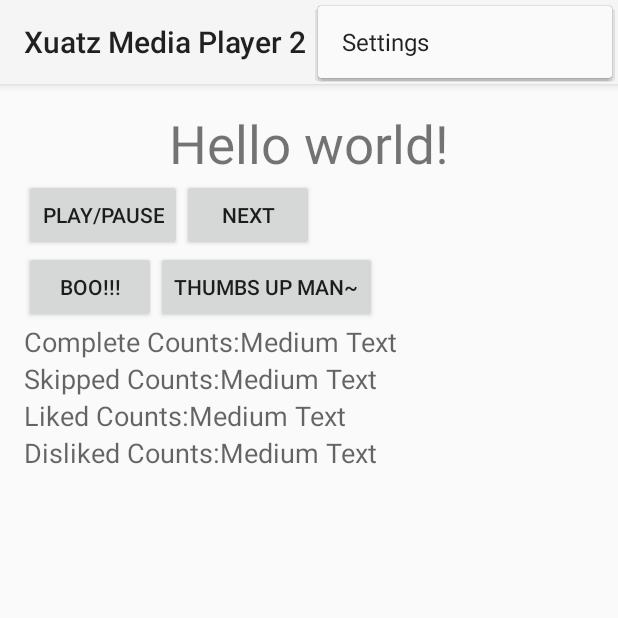
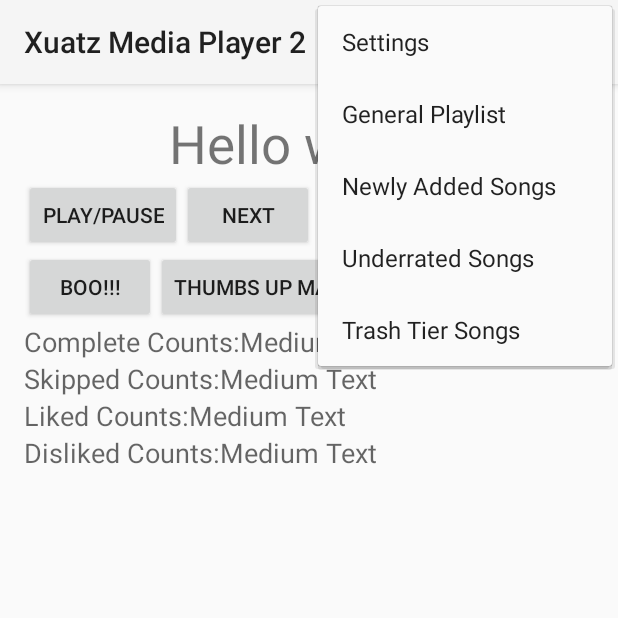
Before and after one commit to xuatz/XMPv2, an Android app: the screen it shows after launch (MainActivity), with the options menu open, on a phone screen of 412 x 824 dp, the top half of it. Run offline under Robolectric (Android 15) with nearby library versions, the phone set to English and light mode, and no system bars; libraries missing offline, so code that uses them is left out: hirondelle.date4j, io.realm; 9 statements that could not run were skipped.

Commit message:
- added migration steps for v0 -> v1 schema - reworked songs stats tabulation - added different session in menu

```diff
--- a/app/src/main/java/com/xuatzsolutions/xuatzmediaplayer2/HelperClasses/MySongManager.java
+++ b/app/src/main/java/com/xuatzsolutions/xuatzmediaplayer2/HelperClasses/MySongManager.java
@@ -6,6 +6,8 @@ import android.database.Cursor;
 import android.provider.MediaStore;
 import android.util.Log;
 
+import com.xuatzsolutions.xuatzmediaplayer2.MainActivity;
+import com.xuatzsolutions.xuatzmediaplayer2.Models.Migration;
 import com.xuatzsolutions.xuatzmediaplayer2.Models.Track;
 
 import io.realm.Realm;
@@ -34,7 +36,7 @@ public class MySongManager {
     public static void updateLibrary(Context context) {
         Log.d(TAG, "updateLibrary() start");
 
-        Realm realm = Realm.getInstance(context);
+        Realm realm = Realm.getInstance(Migration.getConfig(context));
 
         //songs = new HashMap<String, Track>();
 
--- a/app/src/main/java/com/xuatzsolutions/xuatzmediaplayer2/MainActivity.java
+++ b/app/src/main/java/com/xuatzsolutions/xuatzmediaplayer2/MainActivity.java
@@ -20,11 +20,16 @@ import android.widget.TextView;
 import android.widget.Toast;
 
 import com.xuatzsolutions.xuatzmediaplayer2.HelperClasses.MySongManager;
+import com.xuatzsolutions.xuatzmediaplayer2.Models.Migration;
 import com.xuatzsolutions.xuatzmediaplayer2.Models.Track;
 import com.xuatzsolutions.xuatzmediaplayer2.Models.TrackStats;
 import com.xuatzsolutions.xuatzmediaplayer2.Services.MediaPlayerService;
 
+import java.util.Calendar;
+
+import hirondelle.date4j.DateTime;
 import io.realm.Realm;
+import io.realm.RealmConfiguration;
 import io.realm.RealmResults;
 
 public class MainActivity extends Activity {
@@ -48,10 +53,8 @@ public class MainActivity extends Activity {
     private TextView tvCurrentTrackTitle;
     private TextView tvCurrentTrackComCount;
     private TextView tvCurrentTrackSkipCount;
-    private TextView tvCurrentTrackSelectCount;
     private TextView tvCurrentTrackLikeCount;
     private TextView tvCurrentTrackDislikeCount;
-
 
     private Button btnPlayPause;
     private Button btnNext;
@@ -64,7 +67,9 @@ public class MainActivity extends Activity {
         super.onCreate(savedInstanceState);
         setContentView(R.layout.activity_main);
 
-        realm = Realm.getInstance(MainActivity.this);
+        realm = Realm.getInstance(Migration.getConfig(this)); // Automatically run migration if needed
+
+        //=====================================
 
         tvCurrentTrackTitle = (TextView) findViewById(R.id.tv_current_song_title);
         tvCurrentTrackComCount = (TextView) findViewById(R.id.tvCurrentTrackComCount);
@@ -295,16 +300,26 @@ public class MainActivity extends Activity {
         // as you specify a parent activity in AndroidManifest.xml.
         int id = item.getItemId();
 
-        //noinspection SimplifiableIfStatement
-        if (id == R.id.action_settings) {
-            return true;
+
+        switch (id) {
+            case R.id.action_settings:
+                //noinspection SimplifiableIfStatement
+                return true;
+            case R.id.action_general:
+                mService.startSession();
+                return true;
+            case R.id.action_newly_added_songs:
+                return true;
+            case R.id.action_underrated:
+                return true;
+            case R.id.action_trash_tier:
+                return true;
         }
 
         return super.onOptionsItemSelected(item);
     }
 
-    private class PopulateSongLibrary extends AsyncTask<Void, Void, Void> {
-
+    public class PopulateSongLibrary extends AsyncTask<Void, Void, Void> {
 
         private ProgressDialog progressDialog;
 
@@ -316,6 +331,48 @@ public class MainActivity extends Activity {
 
             RealmResults<Track> res = realm.where(Track.class).findAll();
 
+            if (!res.isEmpty()) {
+                boolean rebuildStats;
+
+                if (res.first().getStatsUpdatedAt() == null || res.first().getStatsUpdatedAt().isEmpty()) {
+                    rebuildStats = true;
+                } else {
+                    DateTime now = DateTime.now(Calendar.getInstance().getTimeZone());
+                    DateTime lastUpdated = new DateTime(res.first().getStatsUpdatedAt());
+
+                    rebuildStats = now.numSecondsFrom(lastUpdated) > 8000;
+                }
+
+                if (rebuildStats) {
+                    for(int x = 0; x<res.size(); x++) {
+                        Track t = res.get(x);
+
+                        RealmResults<TrackStats> statsRes =
+                                realm.where(TrackStats.class)
+                                        .equalTo("title", t.getTitle())
+                                        .findAll();
+
+                        if (!statsRes.isEmpty()) {
+                            //res.where().equalTo("type", TrackStats.SONG_SELECTED) //TODO not implemented yet
+                            int completedCount = statsRes.where().equalTo("type", TrackStats.SONG_COMPLETED).findAll().size();
+                            int skippedCount = statsRes.where().equalTo("type", TrackStats.SONG_SKIPPED).findAll().size();
+                            int likedCount = statsRes.where().equalTo("type", TrackStats.SONG_LIKED).findAll().size();
+                            int dislikedCount = statsRes.where().equalTo("type", TrackStats.SONG_DISLIKED).findAll().size();
+
+                            realm.beginTransaction();
+
+                            t.setCompletedCount(completedCount);
+                            t.setSkippedCount(skippedCount);
+                            t.setLikedCount(likedCount);
+                            t.setDislikedCount(dislikedCount);
+
+                            t.setStatsUpdatedAt(DateTime.now(Calendar.getInstance().getTimeZone()).toString());
+
+                            realm.commitTransaction();
+                        }
+                    }
+                }
+            }
             if (res.size() == 0) {
                 isLibEmpty = true;
 
--- a/app/src/main/res/menu/menu_main.xml
+++ b/app/src/main/res/menu/menu_main.xml
@@ -2,4 +2,20 @@
     xmlns:tools="http://schemas.android.com/tools" tools:context=".MainActivity">
     <item android:id="@+id/action_settings" android:title="@string/action_settings"
         android:orderInCategory="100" android:showAsAction="never" />
+    <item
+        android:id="@+id/action_general"
+        android:title="General Playlist"
+        android:orderInCategory="101" android:showAsAction="never" />
+    <item
+        android:id="@+id/action_newly_added_songs"
+        android:title="Newly Added Songs"
+        android:orderInCategory="101" android:showAsAction="never" />
+    <item
+        android:id="@+id/action_underrated"
+        android:title="Underrated Songs"
+        android:orderInCategory="101" android:showAsAction="never" />
+    <item
+        android:id="@+id/action_trash_tier"
+        android:title="Trash Tier Songs"
+        android:orderInCategory="101" android:showAsAction="never" />
 </menu>
```
Also changed, not shown: app/src/main/java/com/xuatzsolutions/xuatzmediaplayer2/Models/Migration.java (added, +83 -0 lines), app/src/main/java/com/xuatzsolutions/xuatzmediaplayer2/Models/Track.java (+62 -0 lines), app/src/main/java/com/xuatzsolutions/xuatzmediaplayer2/Services/MediaPlayerService.java (+19 -24 lines), 1 other file.
